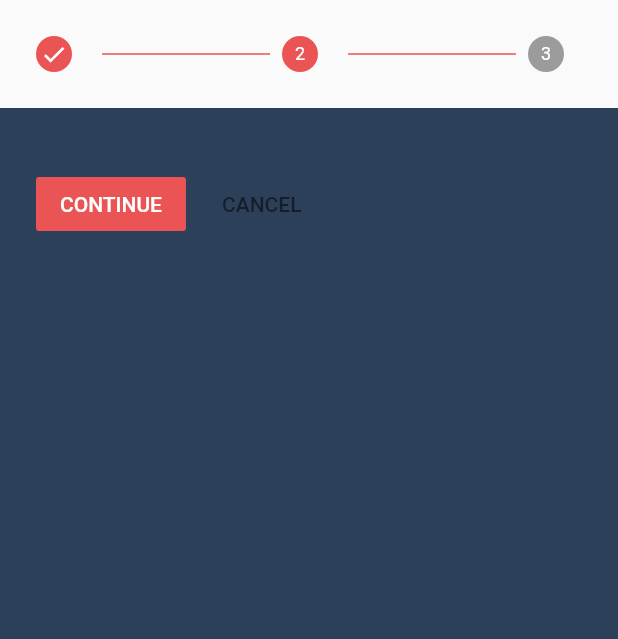
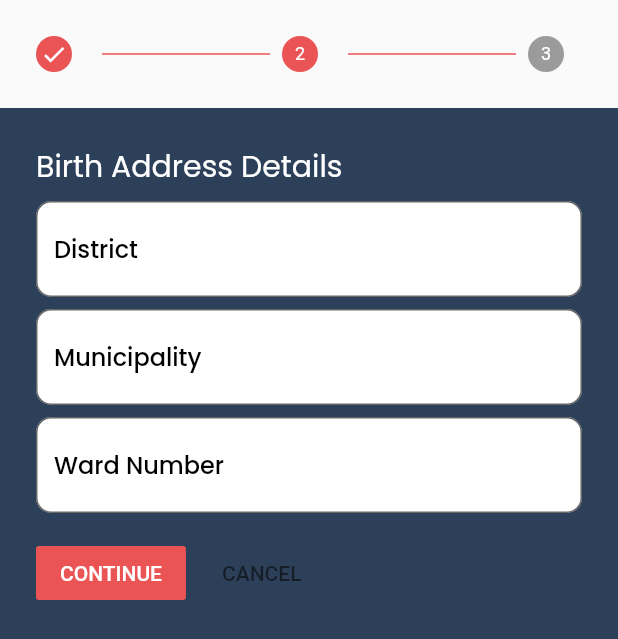
Before and after one commit to sandesh101/E-Palika, a Flutter app: the BirthRegistrationForm screen opened by its route, after a tap on "CONTINUE", on a phone screen of 412 x 824 dp. Shown: the top 639 px of the screen. Run offline on Flutter 3.47's test engine with Material 2 defaults, Android fonts, the phone set to English and light mode, and no system bars; our stand-ins replace google_fonts, image_picker.

Commit message:
Made UI for Birth Address Form and Added Routing

```diff
--- a/lib/screens/birth_certificate/baby_details.dart
+++ b/lib/screens/birth_certificate/baby_details.dart
@@ -10,8 +10,7 @@ class BabyDetails extends StatefulWidget {
 
 class _BabyDetailsState extends State<BabyDetails> {
   final TextEditingController _userName = TextEditingController();
-  final TextEditingController _birthPlace = TextEditingController();
-  final TextEditingController _permanentAddress = TextEditingController();
+  final TextEditingController _weightAtBirth = TextEditingController();
   final TextEditingController _dateOfBirth = TextEditingController();
 
   String gender = 'Male';
@@ -55,7 +54,7 @@ class _BabyDetailsState extends State<BabyDetails> {
               Padding(
                 padding: const EdgeInsets.only(top: 8.0),
                 child: TextFormField(
-                  controller: _birthPlace,
+                  controller: _dateOfBirth,
                   decoration: InputDecoration(
                     fillColor: Colors.white,
                     filled: true,
@@ -136,7 +135,7 @@ class _BabyDetailsState extends State<BabyDetails> {
               Padding(
                 padding: const EdgeInsets.only(top: 8.0),
                 child: TextFormField(
-                  controller: _permanentAddress,
+                  controller: _weightAtBirth,
                   decoration: InputDecoration(
                     fillColor: Colors.white,
                     filled: true,
--- a/lib/screens/birth_certificate/birth_address.dart
+++ b/lib/screens/birth_certificate/birth_address.dart
@@ -0,0 +1,98 @@
+import 'package:flutter/material.dart';
+import 'package:google_fonts/google_fonts.dart';
+
+class BirthAddress extends StatefulWidget {
+  const BirthAddress({Key? key}) : super(key: key);
+
+  @override
+  _BirthAddressState createState() => _BirthAddressState();
+}
+
+class _BirthAddressState extends State<BirthAddress> {
+  final TextEditingController _districtName = TextEditingController();
+  final TextEditingController _municipalityAddress = TextEditingController();
+  final TextEditingController _wardNumber = TextEditingController();
+
+  @override
+  Widget build(BuildContext context) {
+    return Column(
+      children: [
+        Row(
+          mainAxisAlignment: MainAxisAlignment.start,
+          children: [
+            Text(
+              'Birth Address Details',
+              style: GoogleFonts.poppins(fontSize: 20, color: Colors.white),
+            ),
+          ],
+        ),
+        Padding(
+          padding: const EdgeInsets.only(top: 8.0),
+          child: Column(
+            children: [
+              //==========District================
+              TextFormField(
+                controller: _districtName,
+                decoration: InputDecoration(
+                  fillColor: Colors.white,
+                  filled: true,
+                  border: OutlineInputBorder(
+                    borderRadius: BorderRadius.circular(10),
+                  ),
+                  hintText: "District",
+                  hintStyle: GoogleFonts.poppins(
+                    fontSize: 16,
+                    color: Colors.black,
+                    fontWeight: FontWeight.w500,
+                  ),
+                ),
+              ),
+
+              //===========Address================
+              Padding(
+                padding: const EdgeInsets.only(top: 8.0),
+                child: TextFormField(
+                  controller: _municipalityAddress,
+                  decoration: InputDecoration(
+                    fillColor: Colors.white,
+                    filled: true,
+                    border: OutlineInputBorder(
+                      borderRadius: BorderRadius.circular(10),
+                    ),
+                    hintText: "Municipality",
+                    hintStyle: GoogleFonts.poppins(
+                      fontSize: 16,
+                      color: Colors.black,
+                      fontWeight: FontWeight.w500,
+                    ),
+                  ),
+                ),
+              ),
+
+              //===========Ward Number================
+              Padding(
+                padding: const EdgeInsets.only(top: 8.0),
+                child: TextFormField(
+                  controller: _wardNumber,
+                  decoration: InputDecoration(
+                    fillColor: Colors.white,
+                    filled: true,
+                    border: OutlineInputBorder(
+                      borderRadius: BorderRadius.circular(10),
+                    ),
+                    hintText: "Ward Number",
+                    hintStyle: GoogleFonts.poppins(
+                      fontSize: 16,
+                      color: Colors.black,
+                      fontWeight: FontWeight.w500,
+                    ),
+                  ),
+                ),
+              ),
+            ],
+          ),
+        )
+      ],
+    );
+  }
+}
--- a/lib/screens/birth_certificate/birth_certificate_form.dart
+++ b/lib/screens/birth_certificate/birth_certificate_form.dart
@@ -1,4 +1,5 @@
 import 'package:e_palika/screens/birth_certificate/baby_details.dart';
+import 'package:e_palika/screens/birth_certificate/birth_address.dart';
 import 'package:flutter/material.dart';
 
 import '../citizenship/upload_photo.dart';
@@ -23,7 +24,7 @@ class _BirthRegistrationFormState extends State<BirthRegistrationForm> {
           state: currentStep > 1 ? StepState.complete : StepState.indexed,
           isActive: currentStep >= 1,
           title: const Text(''),
-          content: Container(),
+          content: const BirthAddress(),
         ),
         Step(
           isActive: currentStep >= 2,
```
